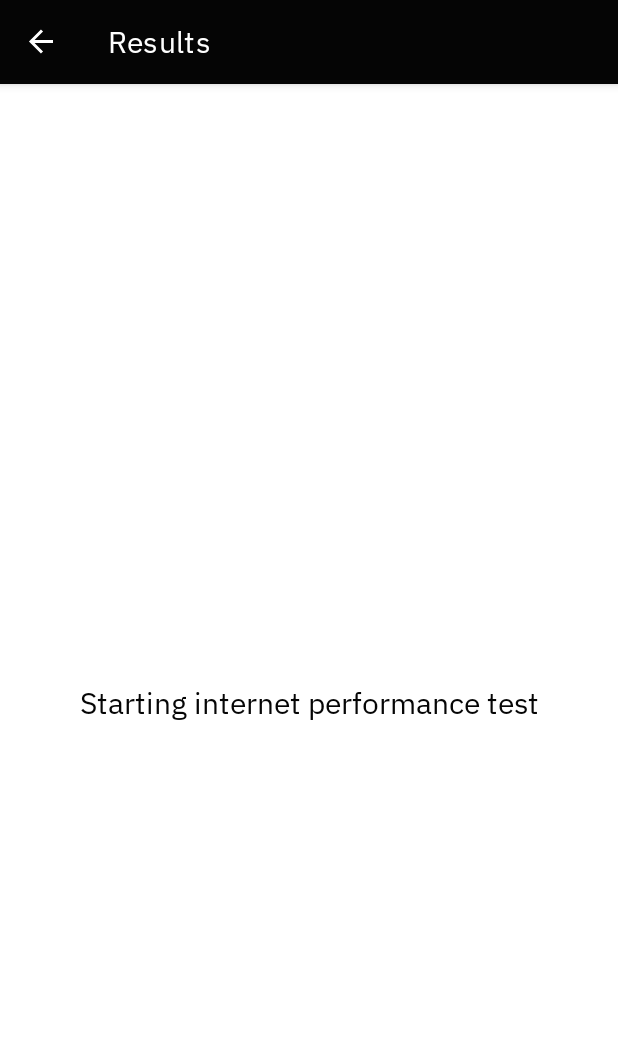
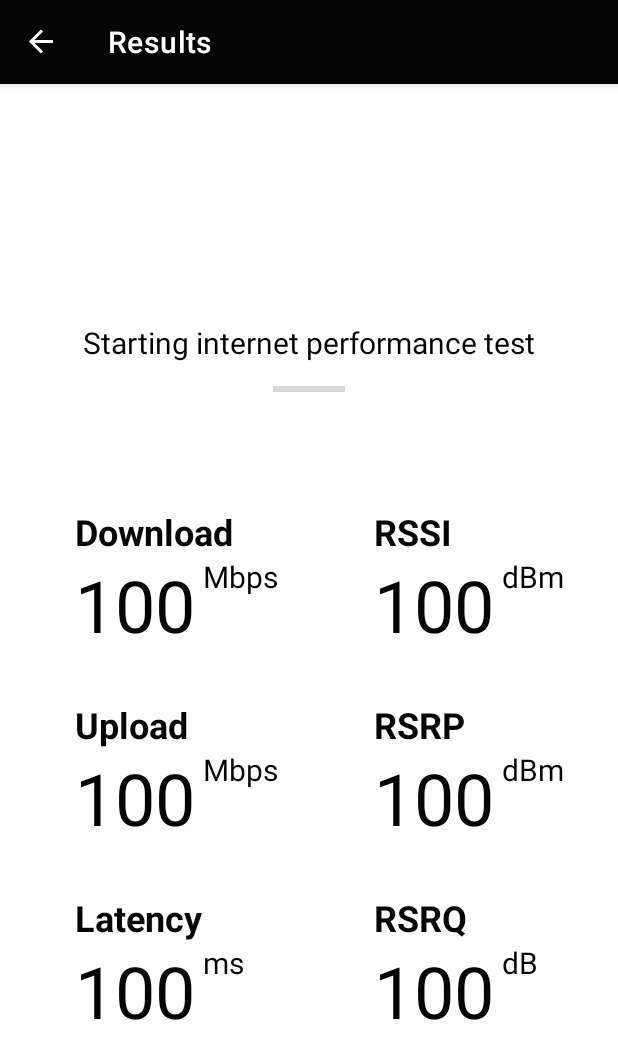
Before and after one commit to herontheb1rd/smc-speedtest, an Android app: the ResultsFragment screen opened through its navigation route, on a phone screen of 412 x 824 dp. Shown: the top 1059 px of the screen. Run offline under Robolectric (Android 15) with nearby library versions, the phone set to English and light mode, and no system bars; our stand-ins replace Firebase (no records; nobody signed in at launch, a user with empty details on screens opened directly), navigation-ui; libraries missing offline, so code that uses them is left out: com.google.mlkit.vision; 3 statements that could not run were skipped.

Commit message:
Changed UI of Results and Run Test fragments

```diff
--- a/app/src/main/java/com/herontheb1rd/smcspeedtest/ResultsFragment.java
+++ b/app/src/main/java/com/herontheb1rd/smcspeedtest/ResultsFragment.java
@@ -60,7 +60,6 @@ public class ResultsFragment extends Fragment {
 
         TextView preResultTV = (TextView) view.findViewById(R.id.preResultTV);
 
-        Group resultsGroup = (Group) view.findViewById(R.id.resultsGroup);
         TextView downloadResultTV = (TextView) view.findViewById(R.id.downloadResultTV);
         TextView uploadResultTV = (TextView) view.findViewById(R.id.uploadResultTV);
         TextView latencyResultTV = (TextView) view.findViewById(R.id.latencyResultTV);
@@ -154,7 +153,6 @@ public class ResultsFragment extends Fragment {
                                 @Override
                                 public void run() {
                                     preResultTV.setVisibility(View.INVISIBLE);
-                                    resultsGroup.setVisibility(View.VISIBLE);
                                     //yes theres dlspeedStr and latencyStr, but this formats them to 1 decimal place
                                     downloadResultTV.setText(String.format("%.1f", dlspeed));
                                     uploadResultTV.setText(String.format("%.1f", ulspeed));
--- a/app/src/main/res/font/.xml
+++ /dev/null
@@ -1,7 +0,0 @@
-<?xml version="1.0" encoding="utf-8"?>
-<font-family xmlns:app="http://schemas.android.com/apk/res-auto"
-        app:fontProviderAuthority="com.google.android.gms.fonts"
-        app:fontProviderPackage="com.google.android.gms"
-        app:fontProviderQuery="IBM Plex Sans"
-        app:fontProviderCerts="@array/com_google_android_gms_fonts_certs">
-</font-family>
--- a/app/src/main/res/font/ibm_plex_mono.xml
+++ /dev/null
@@ -1,7 +0,0 @@
-<?xml version="1.0" encoding="utf-8"?>
-<font-family xmlns:app="http://schemas.android.com/apk/res-auto"
-        app:fontProviderAuthority="com.google.android.gms.fonts"
-        app:fontProviderPackage="com.google.android.gms"
-        app:fontProviderQuery="IBM Plex Mono"
-        app:fontProviderCerts="@array/com_google_android_gms_fonts_certs">
-</font-family>
--- a/app/src/main/res/font/ibm_plex_sans.xml
+++ /dev/null
@@ -1,7 +0,0 @@
-<?xml version="1.0" encoding="utf-8"?>
-<font-family xmlns:app="http://schemas.android.com/apk/res-auto"
-        app:fontProviderAuthority="com.google.android.gms.fonts"
-        app:fontProviderPackage="com.google.android.gms"
-        app:fontProviderQuery="IBM Plex Sans"
-        app:fontProviderCerts="@array/com_google_android_gms_fonts_certs">
-</font-family>
--- a/app/src/main/res/font/ibm_plex_sans_semibold.xml
+++ /dev/null
@@ -1,7 +0,0 @@
-<?xml version="1.0" encoding="utf-8"?>
-<font-family xmlns:app="http://schemas.android.com/apk/res-auto"
-        app:fontProviderAuthority="com.google.android.gms.fonts"
-        app:fontProviderPackage="com.google.android.gms"
-        app:fontProviderQuery="name=IBM Plex Sans&amp;weight=600"
-        app:fontProviderCerts="@array/com_google_android_gms_fonts_certs">
-</font-family>
--- a/app/src/main/res/layout/fragment_results.xml
+++ b/app/src/main/res/layout/fragment_results.xml
@@ -8,91 +8,221 @@
 
 
     <TextView
-        android:id="@+id/resultsHeaderTV"
-        style="@style/BoldTextViewStyle"
+        android:id="@+id/downloadLabelTV"
         android:layout_width="wrap_content"
         android:layout_height="wrap_content"
-        android:text="Results"
+        android:text="Download "
         android:textColor="?attr/colorPrimary"
-        android:textSize="48sp"
-        app:layout_constraintBottom_toBottomOf="parent"
-        app:layout_constraintStart_toStartOf="@+id/guideline"
-        app:layout_constraintTop_toTopOf="parent"
-        app:layout_constraintVertical_bias="0.3" />
+        android:textSize="24sp"
+        android:textStyle="bold"
+        app:layout_constraintBottom_toTopOf="@+id/downloadResultTV"
+        app:layout_constraintStart_toStartOf="@+id/downloadResultTV" />
 
     <TextView
         android:id="@+id/downloadResultTV"
         android:layout_width="wrap_content"
         android:layout_height="wrap_content"
-        android:layout_marginTop="16dp"
-        android:text=""
+        android:text="100"
+        android:textAlignment="textStart"
         android:textColor="?attr/colorPrimary"
-        android:textSize="36sp"
+        android:textSize="48sp"
         app:layout_constraintBottom_toBottomOf="parent"
-        app:layout_constraintStart_toStartOf="@+id/guideline"
-        app:layout_constraintTop_toBottomOf="@+id/resultsHeaderTV"
-        app:layout_constraintVertical_bias="0.015" />
+        app:layout_constraintEnd_toEndOf="parent"
+        app:layout_constraintHorizontal_bias="0.15"
+        app:layout_constraintStart_toStartOf="parent"
+        app:layout_constraintTop_toTopOf="parent"
+        app:layout_constraintVertical_bias="0.40" />
 
     <TextView
-        android:id="@+id/downloadLabelTV"
+        android:id="@+id/downloadUnitTV"
         android:layout_width="wrap_content"
         android:layout_height="wrap_content"
-        android:text="Download Speed (Mbps)"
+        android:layout_marginStart="5dp"
+        android:text="Mbps"
         android:textColor="?attr/colorPrimary"
         android:textSize="20sp"
-        app:layout_constraintStart_toStartOf="@+id/guideline"
-        app:layout_constraintTop_toBottomOf="@+id/downloadResultTV" />
+        app:layout_constraintStart_toEndOf="@+id/downloadResultTV"
+        app:layout_constraintTop_toTopOf="@+id/downloadResultTV" />
+
+
+    <TextView
+        android:id="@+id/uploadLabelTV"
+        android:layout_width="wrap_content"
+        android:layout_height="wrap_content"
+        android:text="Upload  "
+        android:textColor="?attr/colorPrimary"
+        android:textSize="24sp"
+        android:textStyle="bold"
+        app:layout_constraintBottom_toTopOf="@+id/uploadResultTV"
+        app:layout_constraintStart_toStartOf="@+id/uploadResultTV" />
+
 
     <TextView
         android:id="@+id/uploadResultTV"
         android:layout_width="wrap_content"
         android:layout_height="wrap_content"
-        android:layout_marginTop="15dp"
-        android:text=""
+        android:layout_marginTop="64dp"
+        android:text="100"
         android:textColor="?attr/colorPrimary"
-        android:textSize="36sp"
-        app:layout_constraintStart_toStartOf="@+id/guideline"
-        app:layout_constraintTop_toBottomOf="@+id/downloadLabelTV" />
+        android:textSize="48sp"
+        app:layout_constraintEnd_toEndOf="parent"
+        app:layout_constraintHorizontal_bias="0.15"
+        app:layout_constraintStart_toStartOf="parent"
+        app:layout_constraintTop_toBottomOf="@+id/downloadResultTV" />
 
     <TextView
-        android:id="@+id/uploadLabelTV"
+        android:id="@+id/uploadUnitTV"
+        android:layout_width="54dp"
+        android:layout_height="26dp"
+        android:layout_marginStart="5dp"
+        android:text="Mbps"
+        android:textColor="?attr/colorPrimary"
+        android:textSize="20sp"
+        app:layout_constraintStart_toEndOf="@+id/uploadResultTV"
+        app:layout_constraintTop_toTopOf="@+id/uploadResultTV" />
+
+    <TextView
+        android:id="@+id/latencyLabelTV"
         android:layout_width="wrap_content"
         android:layout_height="wrap_content"
-        android:text="Upload Speed (Mbps)"
+        android:text="Latency "
         android:textColor="?attr/colorPrimary"
-        android:textSize="20sp"
-        app:layout_constraintStart_toStartOf="@+id/guideline"
-        app:layout_constraintTop_toBottomOf="@+id/uploadResultTV" />
+        android:textSize="24sp"
+        android:textStyle="bold"
+        app:layout_constraintBottom_toTopOf="@+id/latencyResultTV"
+        app:layout_constraintStart_toStartOf="@+id/latencyResultTV" />
 
     <TextView
         android:id="@+id/latencyResultTV"
         android:layout_width="wrap_content"
         android:layout_height="wrap_content"
-        android:layout_marginTop="15dp"
-        android:text=""
+        android:layout_marginTop="64dp"
+        android:text="100"
         android:textColor="?attr/colorPrimary"
-        android:textSize="36sp"
-        app:layout_constraintStart_toStartOf="@+id/guideline"
-        app:layout_constraintTop_toBottomOf="@+id/uploadLabelTV" />
+        android:textSize="48sp"
+        app:layout_constraintEnd_toEndOf="parent"
+        app:layout_constraintHorizontal_bias="0.15"
+        app:layout_constraintStart_toStartOf="parent"
+        app:layout_constraintTop_toBottomOf="@+id/uploadResultTV" />
 
     <TextView
-        android:id="@+id/latencyLabelTV"
+        android:id="@+id/latencyUnitTV"
         android:layout_width="wrap_content"
         android:layout_height="wrap_content"
-        android:text="Latency (ms)"
+        android:layout_marginStart="5dp"
+        android:text="ms"
         android:textColor="?attr/colorPrimary"
         android:textSize="20sp"
-        app:layout_constraintStart_toStartOf="@+id/guideline"
-        app:layout_constraintTop_toBottomOf="@+id/latencyResultTV" />
+        app:layout_constraintStart_toEndOf="@+id/latencyResultTV"
+        app:layout_constraintTop_toTopOf="@+id/latencyResultTV" />
+
+    <TextView
+        android:id="@+id/rssiLabelTV"
+        android:layout_width="wrap_content"
+        android:layout_height="wrap_content"
+        android:text="RSSI"
+        android:textColor="?attr/colorPrimary"
+        android:textSize="24sp"
+        android:textStyle="bold"
+        app:layout_constraintBottom_toTopOf="@+id/rssiResultTV"
+        app:layout_constraintStart_toStartOf="@+id/rssiResultTV" />
+
+    <TextView
+        android:id="@+id/rssiResultTV"
+        android:layout_width="wrap_content"
+        android:layout_height="wrap_content"
+        android:text="100"
+        android:textColor="?attr/colorPrimary"
+        android:textSize="48sp"
+        app:layout_constraintBottom_toBottomOf="parent"
+        app:layout_constraintEnd_toEndOf="parent"
+        app:layout_constraintHorizontal_bias="0.75"
+        app:layout_constraintStart_toStartOf="parent"
+        app:layout_constraintTop_toTopOf="parent"
+        app:layout_constraintVertical_bias="0.40" />
+
+    <TextView
+        android:id="@+id/rssiUnitTV"
+        android:layout_width="wrap_content"
+        android:layout_height="wrap_content"
+        android:layout_marginStart="5dp"
+        android:text="dBm"
+        android:textColor="?attr/colorPrimary"
+        android:textSize="20sp"
+        app:layout_constraintStart_toEndOf="@+id/rssiResultTV"
+        app:layout_constraintTop_toTopOf="@+id/rssiResultTV" />
+
+    <TextView
+        android:id="@+id/rsrpLabelTV"
+        android:layout_width="wrap_content"
+        android:layout_height="wrap_content"
+        android:text="RSRP"
+        android:textColor="?attr/colorPrimary"
+        android:textSize="24sp"
+        android:textStyle="bold"
+        app:layout_constraintBottom_toTopOf="@+id/rsrpResultTV"
+        app:layout_constraintStart_toStartOf="@+id/rsrpResultTV" />
 
 
-
-    <androidx.constraintlayout.widget.Guideline
-        android:id="@+id/guideline"
+    <TextView
+        android:id="@+id/rsrpResultTV"
         android:layout_width="wrap_content"
         android:layout_height="wrap_content"
-        android:orientation="vertical"
-        app:layout_constraintGuide_begin="50dp" />
+        android:layout_marginTop="64dp"
+        android:text="100"
+        android:textAlignment="textStart"
+        android:textColor="?attr/colorPrimary"
+        android:textSize="48sp"
+        app:layout_constraintEnd_toEndOf="parent"
+        app:layout_constraintHorizontal_bias="0.75"
+        app:layout_constraintStart_toStartOf="parent"
+        app:layout_constraintTop_toBottomOf="@+id/rssiResultTV" />
+
+    <TextView
+        android:id="@+id/rsrpUnitTV"
+        android:layout_width="54dp"
+        android:layout_height="26dp"
+        android:layout_marginStart="5dp"
+        android:text="dBm"
+        android:textColor="?attr/colorPrimary"
+        android:textSize="20sp"
+        app:layout_constraintStart_toEndOf="@+id/rsrpResultTV"
+        app:layout_constraintTop_toTopOf="@+id/rsrpResultTV" />
+
+    <TextView
+        android:id="@+id/rsrqLabelTV"
+        android:layout_width="wrap_content"
+        android:layout_height="wrap_content"
+        android:text="RSRQ"
+        android:textColor="?attr/colorPrimary"
+        android:textSize="24sp"
+        android:textStyle="bold"
+        app:layout_constraintBottom_toTopOf="@+id/rsrqResultTV"
+        app:layout_constraintStart_toStartOf="@+id/rsrqResultTV" />
+
+    <TextView
+        android:id="@+id/rsrqResultTV"
+        android:layout_width="wrap_content"
+        android:layout_height="wrap_content"
+        android:layout_marginTop="64dp"
+        android:text="100"
+        android:textColor="?attr/colorPrimary"
+        android:textSize="48sp"
+        app:layout_constraintEnd_toEndOf="parent"
+        app:layout_constraintHorizontal_bias="0.75"
+        app:layout_constraintStart_toStartOf="parent"
+        app:layout_constraintTop_toBottomOf="@+id/rsrpResultTV" />
+
+    <TextView
+        android:id="@+id/rsrqUnitTV"
+        android:layout_width="54dp"
+        android:layout_height="26dp"
+        android:layout_marginStart="5dp"
+        android:text="dB"
+        android:textColor="?attr/colorPrimary"
+        android:textSize="20sp"
+        app:layout_constraintStart_toEndOf="@+id/rsrqResultTV"
+        app:layout_constraintTop_toTopOf="@+id/rsrqResultTV" />
 
 
     <TextView
@@ -100,20 +230,27 @@
         android:layout_width="wrap_content"
         android:layout_height="wrap_content"
         android:text="Starting internet performance test"
-        android:textAlignment="center"
+        android:textAlignment="textStart"
         android:textColor="?attr/colorPrimary"
         android:textSize="20sp"
+        android:textStyle="normal"
+        android:visibility="visible"
         app:layout_constraintBottom_toBottomOf="parent"
         app:layout_constraintEnd_toEndOf="parent"
         app:layout_constraintStart_toStartOf="parent"
         app:layout_constraintTop_toTopOf="parent"
-        android:visibility="visible"/>
+        app:layout_constraintVertical_bias="0.15" />
 
-    <androidx.constraintlayout.widget.Group
-        android:id="@+id/resultsGroup"
+    <ProgressBar
+        android:id="@+id/progressBar"
+        style="?android:attr/progressBarStyleHorizontal"
         android:layout_width="wrap_content"
         android:layout_height="wrap_content"
-        android:visibility="invisible"
-        app:constraint_referenced_ids="resultsHeaderTV, downloadLabelTV, downloadResultTV, uploadLabelTV, uploadResultTV, latencyLabelTV, latencyResultTV" />
+        app:layout_constraintBottom_toBottomOf="parent"
+        app:layout_constraintEnd_toEndOf="parent"
+        app:layout_constraintStart_toStartOf="parent"
+        app:layout_constraintTop_toTopOf="parent"
+        app:layout_constraintVertical_bias="0.20" />
+
 
 </androidx.constraintlayout.widget.ConstraintLayout>
--- a/app/src/main/res/layout/fragment_run_test.xml
+++ b/app/src/main/res/layout/fragment_run_test.xml
@@ -8,7 +8,7 @@
 
     <Button
         android:id="@+id/runTestB"
-        style="@style/RunTestButtonStyle"
+        style="@style/Widget.Material3.Button"
         android:layout_width="wrap_content"
         android:layout_height="wrap_content"
         android:background="?attr/colorPrimary"
@@ -25,13 +25,13 @@
         app:layout_constraintHorizontal_bias="0.5"
         app:layout_constraintStart_toStartOf="parent"
         app:layout_constraintTop_toTopOf="parent"
-        app:layout_constraintVertical_bias="0.475" />
+        app:layout_constraintVertical_bias="0.495" />
 
     <TextView
         android:id="@+id/textView"
         android:layout_width="wrap_content"
         android:layout_height="wrap_content"
-        android:text="Scan a QR Code to begin testing.\nMake sure your mobile data is on."
+        android:text="Scan a QR Code to begin measuring.\nMake sure your mobile data is on."
         android:textAlignment="center"
         android:textColor="?attr/colorPrimary"
         android:textSize="16sp"
--- a/app/src/main/res/values-night/themes.xml
+++ b/app/src/main/res/values-night/themes.xml
@@ -1,7 +1,6 @@
 <resources xmlns:tools="http://schemas.android.com/tools">
     <!-- Base application theme. -->
     <style name="Theme.SMCSpeedtest" parent="Theme.MaterialComponents.DayNight.DarkActionBar">
-        <item name="fontFamily">@font/ibm_plex_sans</item>
         <!-- Primary brand color. -->
         <item name="colorPrimary">@color/white</item>
         <item name="colorPrimaryVariant">@color/black</item>
@@ -13,10 +12,4 @@
         <!-- Status bar color. -->
         <item name="android:statusBarColor">?attr/colorPrimaryVariant</item>
     </style>
-    <style name="RunTestButtonStyle" parent="Widget.AppCompat.Button">
-        <item name="fontFamily">@font/ibm_plex_mono</item>
-    </style>
-    <style name="BoldTextViewStyle" parent="Widget.AppCompat.TextView">
-        <item name="fontFamily">@font/ibm_plex_sans_semibold</item>
-    </style>
 </resources>
--- a/app/src/main/res/values/themes.xml
+++ b/app/src/main/res/values/themes.xml
@@ -1,7 +1,6 @@
 <resources xmlns:tools="http://schemas.android.com/tools">
     <!-- Base application theme. -->
     <style name="Theme.SMCSpeedtest" parent="Theme.MaterialComponents.DayNight.DarkActionBar">
-        <item name="fontFamily">@font/ibm_plex_sans</item>
         <!-- Primary brand color. -->
         <item name="colorPrimary">@color/black</item>
         <item name="colorPrimaryVariant">@color/black</item>
@@ -13,10 +12,4 @@
         <!-- Status bar color. -->
         <item name="android:statusBarColor">?attr/colorPrimaryVariant</item>
     </style>
-    <style name="RunTestButtonStyle" parent="Widget.AppCompat.Button">
-        <item name="fontFamily">@font/ibm_plex_mono</item>
-    </style>
-    <style name="BoldTextViewStyle" parent="Widget.AppCompat.TextView">
-        <item name="fontFamily">@font/ibm_plex_sans_semibold</item>
-    </style>
 </resources>
```
